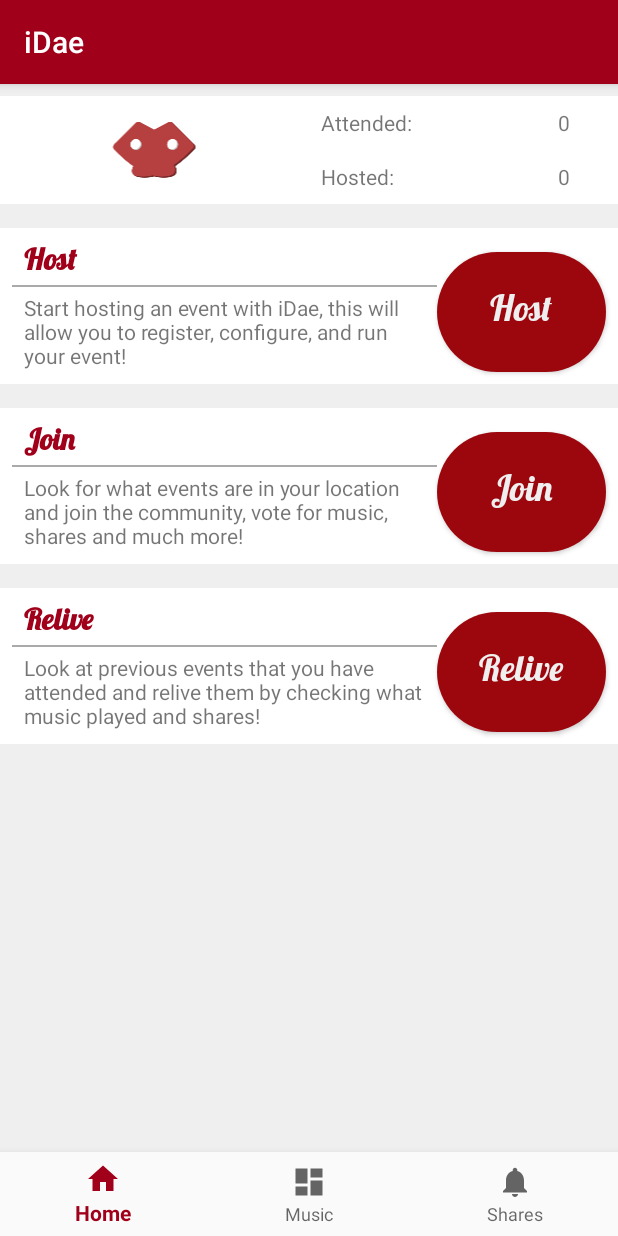
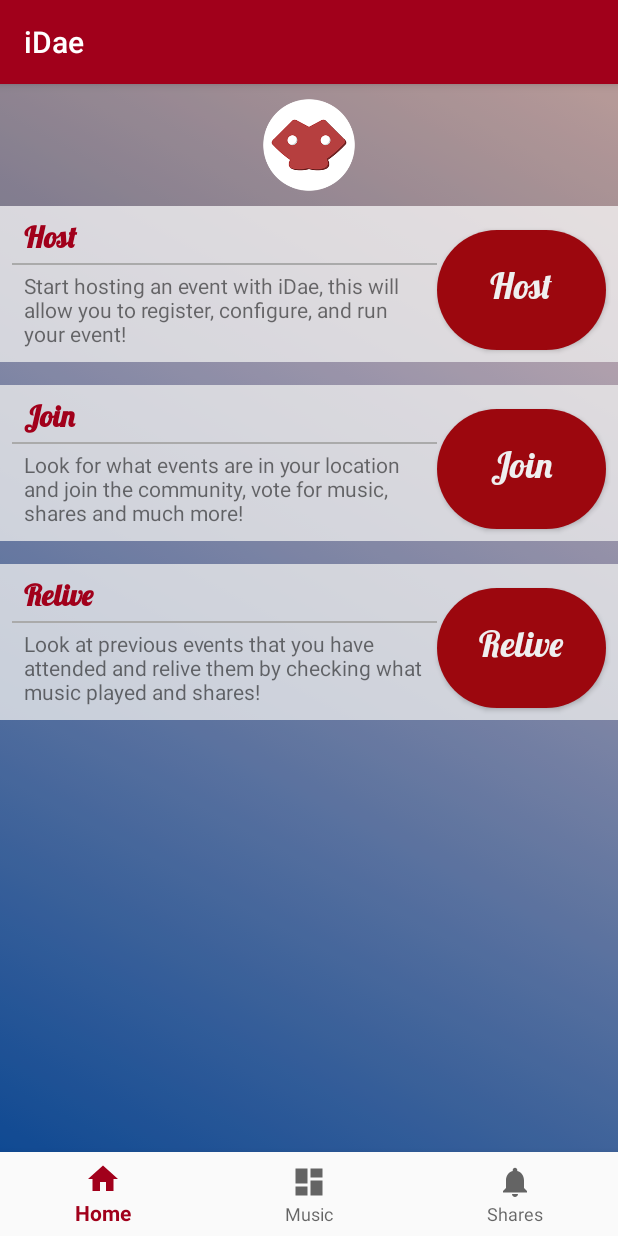
Before and after one commit to JamMarHer/ProjectParadise, an Android app: the MainActivity screen opened directly, with no data from a screen before it, on a phone screen of 412 x 824 dp. Run offline under Robolectric (Android 15) with nearby library versions, the light colour scheme and no system bars; 2 statements that could not run were skipped.

Commit message:
Major improvements to home ui, also fixed a bug that signed user off if there was no connection to the server

```diff
--- a/app/src/main/java/paradise/ccclxix/projectparadise/InitialAcitivity.java
+++ b/app/src/main/java/paradise/ccclxix/projectparadise/InitialAcitivity.java
@@ -92,17 +92,41 @@ public class InitialAcitivity extends AppCompatActivity {
                         InitialAcitivity.this.startActivity(intent);
                     } else if(response.body().getStatus() == ErrorCodes.INCORRECT_TOKEN) {
                         credentialsManager.clear();
-                        Toast.makeText(InitialAcitivity.this, "Incorrect formatting", Toast.LENGTH_SHORT).show();
+                        runOnUiThread(new Runnable() {
+                            @Override
+                            public void run() {
+                                showLoginRegistrarionButtons();
+                            }
+                        });
                     }else {
                         credentialsManager.clear();
+                        runOnUiThread(new Runnable() {
+                            @Override
+                            public void run() {
+                                showLoginRegistrarionButtons();
+                            }
+                        });
                     }
                 }
 
                 @Override
                 public void onFailure(Call<UserResponse> call, Throwable t) {
                     t.printStackTrace();
-                    credentialsManager.clear();
-                    Toast.makeText(InitialAcitivity.this, "Something went wrong :(", Toast.LENGTH_SHORT).show();
+                    if(credentialsManager.getToken() != null){
+                        Toast.makeText(InitialAcitivity.this, "There's no internet connection :/",
+                                Toast.LENGTH_SHORT).show();
+                        Intent intent = new Intent(InitialAcitivity.this, MainActivity.class);
+                        intent.putExtra("source","logged_in_no_network");
+                        finish();
+                        InitialAcitivity.this.startActivity(intent);
+                    }else {
+                        runOnUiThread(new Runnable() {
+                            @Override
+                            public void run() {
+                                showLoginRegistrarionButtons();
+                            }
+                        });
+                    }
                 }
             });
         }
@@ -146,12 +170,6 @@ public class InitialAcitivity extends AppCompatActivity {
                 } catch (InterruptedException e) {
                     e.printStackTrace();
                 } finally {
-                    runOnUiThread(new Runnable() {
-                        @Override
-                        public void run() {
-                            showLoginRegistrarionButtons();
-                        }
-                    });
                 }
             }
         };
--- a/app/src/main/java/paradise/ccclxix/projectparadise/MainActivity.java
+++ b/app/src/main/java/paradise/ccclxix/projectparadise/MainActivity.java
@@ -1,14 +1,17 @@
 package paradise.ccclxix.projectparadise;
 
 import android.content.Intent;
+import android.graphics.drawable.AnimationDrawable;
 import android.os.Bundle;
 
 import android.support.annotation.NonNull;
+import android.support.constraint.ConstraintLayout;
 import android.support.design.widget.BottomNavigationView;
 import android.support.v4.app.Fragment;
 import android.support.v7.app.AppCompatActivity;
 import android.view.MenuItem;
 import android.view.View;
+import android.widget.FrameLayout;
 import android.widget.Toast;
 
 import paradise.ccclxix.projectparadise.Fragments.HomeFragment;
@@ -47,6 +50,12 @@ public class MainActivity extends AppCompatActivity implements BottomNavigationV
         sharesFragment = new SharesFragment();
         loadAllFragments();
         fragmentToShow(homeFragment, musicFragment, sharesFragment);
+
+        FrameLayout fragment_container = findViewById(R.id.fragment_container);
+        AnimationDrawable animationDrawable = (AnimationDrawable)fragment_container.getBackground();
+        animationDrawable.setEnterFadeDuration(4000);
+        animationDrawable.setExitFadeDuration(4000);
+        animationDrawable.start();
 
     }
 
--- a/app/src/main/res/drawable/gradient_1.xml
+++ b/app/src/main/res/drawable/gradient_1.xml
@@ -2,6 +2,6 @@
 <shape xmlns:android="http://schemas.android.com/apk/res/android">
     <gradient
         android:angle="225"
-        android:endColor="#84226bc6"
-        android:startColor="#c89f1106" />
+        android:endColor="#044fab"
+        android:startColor="#ffd6d3" />
 </shape>
--- a/app/src/main/res/drawable/gradient_2.xml
+++ b/app/src/main/res/drawable/gradient_2.xml
@@ -2,6 +2,6 @@
 <shape xmlns:android="http://schemas.android.com/apk/res/android">
     <gradient
         android:angle="135"
-        android:endColor="#c8b5b5b5"
-        android:startColor="#c84d4d4d" />
+        android:endColor="#43b4ef"
+        android:startColor="#2e4972" />
 </shape>
--- a/app/src/main/res/drawable/gradient_3.xml
+++ b/app/src/main/res/drawable/gradient_3.xml
@@ -2,6 +2,6 @@
 <shape xmlns:android="http://schemas.android.com/apk/res/android">
     <gradient
         android:angle="45"
-        android:endColor="#c8933c94"
-        android:startColor="#c8517f95" />
+        android:endColor="#a43346"
+        android:startColor="#a1001b" />
 </shape>
--- a/app/src/main/res/layout/activity_main.xml
+++ b/app/src/main/res/layout/activity_main.xml
@@ -13,6 +13,7 @@
         android:id="@+id/fragment_container"
         android:layout_width="match_parent"
         android:layout_height="match_parent"
+        android:background="@drawable/gradient_list"
         app:layout_constraintBottom_toTopOf="@+id/navigation">
 
     </FrameLayout>
--- a/app/src/main/res/layout/fragment_home.xml
+++ b/app/src/main/res/layout/fragment_home.xml
@@ -4,23 +4,22 @@
     xmlns:tools="http://schemas.android.com/tools"
     android:layout_width="match_parent"
     android:layout_height="match_parent"
-    android:background="@color/colorGray"
     app:layout_constraintBottom_toTopOf="@+id/navigation">
 
     <ScrollView
         android:layout_width="match_parent"
-        android:layout_height="match_parent">
+        android:layout_height="match_parent"
+        android:background="@color/colorPrimaryDark">
 
         <LinearLayout
             android:layout_width="match_parent"
             android:layout_height="wrap_content"
-            android:layout_marginTop="8dp"
             android:orientation="vertical">
 
             <LinearLayout
                 android:layout_width="match_parent"
                 android:layout_height="match_parent"
-                android:background="@android:color/white">
+                android:background="@color/colorPrimaryDark">
 
                 <LinearLayout
                     android:layout_width="wrap_content"
@@ -30,72 +29,13 @@
 
                     <ImageView
                         android:id="@+id/imageView2"
-                        android:layout_width="match_parent"
-                        android:layout_height="wrap_content"
+                        android:layout_width="wrap_content"
+                        android:layout_height="69dp"
+                        android:layout_marginBottom="6dp"
+                        android:layout_marginTop="6dp"
                         android:layout_weight="1"
-                        app:srcCompat="@mipmap/ic_launcher_round" />
+                        app:srcCompat="@drawable/idaelogoround_low_res" />
 
-                    <LinearLayout
-                        android:layout_width="match_parent"
-                        android:layout_height="match_parent"
-                        android:layout_weight="1"
-                        android:orientation="vertical">
-
-                        <LinearLayout
-                            android:layout_width="match_parent"
-                            android:layout_height="match_parent"
-                            android:layout_weight="1"
-                            android:orientation="horizontal">
-
-                            <TextView
-                                android:id="@+id/textView"
-                                android:layout_width="wrap_content"
-                                android:layout_height="wrap_content"
-                                android:layout_marginLeft="8dp"
-                                android:layout_marginRight="8dp"
-                                android:layout_marginTop="8dp"
-                                android:layout_weight="1"
-                                android:text="Attended:" />
-
-                            <TextView
-                                android:id="@+id/textView5"
-                                android:layout_width="wrap_content"
-                                android:layout_height="wrap_content"
-                                android:layout_marginRight="32dp"
-                                android:layout_marginTop="8dp"
-                                android:layout_weight="1"
-                                android:gravity="right"
-                                android:text="0" />
-                        </LinearLayout>
-
-                        <LinearLayout
-                            android:layout_width="match_parent"
-                            android:layout_height="match_parent"
-                            android:layout_weight="1"
-                            android:orientation="horizontal">
-
-                            <TextView
-                                android:id="@+id/textView6"
-                                android:layout_width="wrap_content"
-                                android:layout_height="wrap_content"
-                                android:layout_marginLeft="8dp"
-                                android:layout_marginRight="8dp"
-                                android:layout_marginTop="8dp"
-                                android:layout_weight="1"
-                                android:text="Hosted:" />
-
-                            <TextView
-                                android:id="@+id/textView7"
-                                android:layout_width="wrap_content"
-                                android:layout_height="wrap_content"
-                                android:layout_marginRight="32dp"
-                                android:layout_marginTop="8dp"
-                                android:layout_weight="1"
-                                android:gravity="right"
-                                android:text="0" />
-                        </LinearLayout>
-
-                    </LinearLayout>
                 </LinearLayout>
 
             </LinearLayout>
@@ -105,8 +45,8 @@
                 android:layout_width="match_parent"
 
                 android:layout_height="match_parent"
-                android:layout_marginTop="16dp"
-                android:background="@android:color/white"
+                android:layout_marginTop="0dp"
+                android:background="#c3efefef"
                 android:orientation="horizontal">
 
                 <LinearLayout
@@ -167,8 +107,8 @@
                 android:layout_width="match_parent"
 
                 android:layout_height="wrap_content"
-                android:layout_marginTop="16dp"
-                android:background="@android:color/white"
+                android:layout_marginTop="15dp"
+                android:background="#c3efefef"
                 android:orientation="horizontal">
 
                 <LinearLayout
@@ -229,8 +169,8 @@
                 android:layout_width="match_parent"
 
                 android:layout_height="match_parent"
-                android:layout_marginTop="16dp"
-                android:background="@android:color/white"
+                android:layout_marginTop="15dp"
+                android:background="#c3efefef"
                 android:orientation="horizontal">
 
                 <LinearLayout
--- a/app/src/main/res/values/colors.xml
+++ b/app/src/main/res/values/colors.xml
@@ -1,8 +1,8 @@
 <?xml version="1.0" encoding="utf-8"?>
 <resources>
     <color name="colorPrimary">#a1001b</color>
-    <color name="colorPrimaryDark">#c0c0c0</color>
+    <color name="colorPrimaryDark">#27000000</color>
     <color name="colorAccent">#FF4081</color>
     <color name="colorGray">#efefef</color>
-    <color name="colorWhite">#ffffff</color>
+    <color name="colorWhite">#c3ffffff</color>
 </resources>
```
Also changed, not shown: app/src/main/res/drawable-v24/idaelogoround_low_res.png (added).
